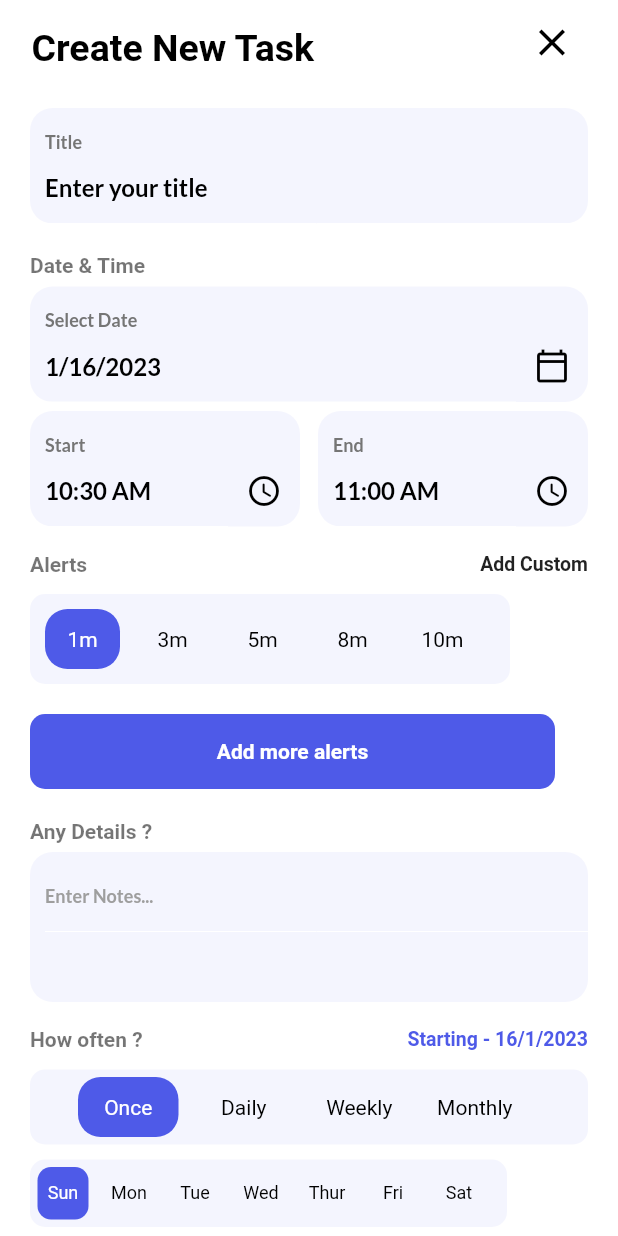
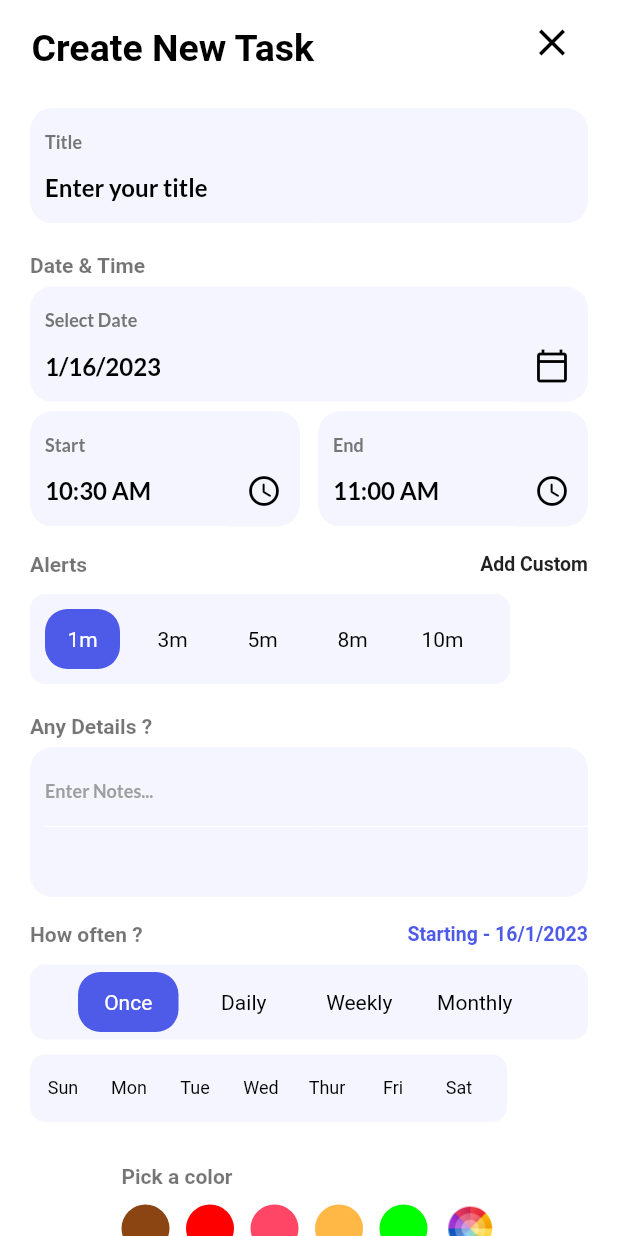
Before and after one commit to sooraj671/scheduler, a Flutter app: the screen it shows after launch, after a tap on an icon or button, on a phone screen of 412 x 824 dp. Run offline on Flutter 3.47's test engine with Material 2 defaults, Android fonts, the phone set to English and light mode, and no system bars; our stand-ins replace date_picker_timeline, datetime_picker_formfield_new, flutter_colorpicker, flutter_local_notifications, flutter_staggered_animations, get and 4 more; missing offline and left inert: flutter_color_picker_wheel; accounts and stored records are empty.

Commit message:
last commits

```diff
--- a/lib/ui/add_task_bar.dart
+++ b/lib/ui/add_task_bar.dart
@@ -17,6 +17,10 @@ import 'package:scheduler/ui/notification_handler.dart';
 
 late int alertbefore;
 DateTime dateselected = DateTime.now();
+late Color selectedCol;
+Color addtaskcol = primaryClr;
+int selectedcolIndex = -1;
+int customcolor = 0;
 
 class AddTaskPage extends StatefulWidget {
   const AddTaskPage({Key? key}) : super(key: key);
@@ -215,11 +219,11 @@ class _AddTaskPageState extends State<AddTaskPage> {
                   ),
                   child: alerttimeselect(),
                 ),
-                MyButton(
-                    height: 50,
-                    width: 350,
-                    label: "Add more alerts",
-                    onTap: () => _validateDate()),
+                // MyButton(
+                //     height: 50,
+                //     width: 350,
+                //     label: "Add more alerts",
+                //     onTap: () => _validateDate()),
                 const SizedBox(
                   height: 20,
                 ),
@@ -286,7 +290,7 @@ class _AddTaskPageState extends State<AddTaskPage> {
                   mainAxisAlignment: MainAxisAlignment.center,
                   crossAxisAlignment: CrossAxisAlignment.center,
                   children: [
-                    _colorPallete(),
+                    colorPallete(),
                   ],
                 ),
                 MyButton(
@@ -342,61 +346,6 @@ class _AddTaskPageState extends State<AddTaskPage> {
       isCompleted: 0,
     ));
     print("My id is " + "$value");
-  }
-
-  _colorPallete() {
-    return Column(
-      crossAxisAlignment: CrossAxisAlignment.start,
-      children: [
-        const SizedBox(
-          height: 20,
-        ),
-        const Text(
-          "Pick a color",
-          style: TextStyle(
-            fontWeight: FontWeight.bold,
-            color: Colors.black54,
-          ),
-        ),
-        const SizedBox(
-          height: 5.0,
-        ),
-        Row(
-          children: [
-            const colorRow(),
-            InkWell(
-              onTap: (() {
-                showDialog(
-                    context: context,
-                    builder: (BuildContext) {
-                      return WheelColorPicker(
-                        onSelect: (Color newColor) {
-                          setState(() {
-                            // color = newColor;
-                          });
-                        },
-                        behaviour: ButtonBehaviour.clickToOpen,
-                        animationConfig: fanLikeAnimationConfig,
-                        colorList: simpleColors,
-                        buttonSize: 30,
-                        pieceHeight: 20,
-                        innerRadius: 20,
-                        defaultColor: Colors.red,
-                      );
-                    });
-              }),
-              child: Container(
-                height: 35,
-                width: 35,
-                child: const Image(
-                  image: AssetImage("assets/coloricon.png"),
-                ),
-              ),
-            )
-          ],
-        ),
-      ],
-    );
   }
 
   _appBar(BuildContext context) {
@@ -717,28 +666,49 @@ List<String> weekList = [
 ];
 
 class _weelSelectState extends State<weelSelect> {
-  List<int> selectedIndex = [0];
+  List<int> selectedIndex = [];
 
   @override
   Widget build(BuildContext context) {
     return Wrap(
       children: List.generate(7, (index) {
         return InkWell(
+          child: Container(
+            margin: const EdgeInsets.only(right: 10),
+            child: selectedIndex.contains(index)
+                ? InkWell(
+                    onTap: () {
+                      setState(() {
+                        selectedIndex.remove(index);
+                      });
+                    },
+                    child: SmallAppButton(
+                      color: selectedIndex.contains(index)
+                          ? Colors.white
+                          : Colors.black,
+                      backgroundColor: selectedIndex.contains(index)
+                          ? primaryClr
+                          : Colors.transparent,
+                      size: 34,
+                      text: weekList[index],
+                    ),
+                  )
+                : InkWell(
                     onTap: () {
                       setState(() {
                         selectedIndex.add(index);
                       });
                     },
-          child: Container(
-            margin: const EdgeInsets.only(right: 10),
                     child: SmallAppButton(
-              color:
-                  selectedIndex.contains(index) ? Colors.white : Colors.black,
+                      color: selectedIndex.contains(index)
+                          ? Colors.white
+                          : Colors.black,
                       backgroundColor: selectedIndex.contains(index)
                           ? primaryClr
                           : Colors.transparent,
                       size: 34,
                       text: weekList[index],
+                    ),
                   ),
           ),
         );
@@ -760,25 +730,24 @@ List<Color> colorList = [
   pinkClr,
   yellowClr,
   greenClr,
-  redClr
 ];
 
 class _colorRowState extends State<colorRow> {
-  int selectedIndex = 0;
-
   @override
   Widget build(BuildContext context) {
     return Wrap(
-      children: List.generate(6, (index) {
+      children: List.generate(5, (index) {
         return InkWell(
           onTap: () {
             setState(() {
-              selectedIndex = index;
+              selectedcolIndex = index;
+              customcolor = 0;
+              addtaskcol = colorList[selectedcolIndex];
             });
           },
           child: Container(
             margin: const EdgeInsets.only(right: 10),
-            child: selectedIndex == index
+            child: selectedcolIndex == index
                 ? UnColorButton(
                     color: colorList[index], backgroundColor: primaryClr)
                 : ColorButton(color: colorList[index]),
@@ -788,3 +757,121 @@ class _colorRowState extends State<colorRow> {
     );
   }
 }
+
+class colorPallete extends StatefulWidget {
+  const colorPallete({super.key});
+
+  @override
+  State<colorPallete> createState() => _colorPalleteState();
+}
+
+class _colorPalleteState extends State<colorPallete> {
+  @override
+  Widget build(BuildContext context) {
+    return Column(
+      crossAxisAlignment: CrossAxisAlignment.start,
+      children: [
+        const SizedBox(
+          height: 20,
+        ),
+        const Text(
+          "Pick a color",
+          style: TextStyle(
+            fontWeight: FontWeight.bold,
+            color: Colors.black54,
+          ),
+        ),
+        const SizedBox(
+          height: 5.0,
+        ),
+        Row(
+          children: [
+            colorRow(),
+            customcolor == 1
+                ? Container(
+                    height: 40,
+                    width: 60,
+                    decoration: BoxDecoration(
+                      borderRadius: BorderRadius.circular(30),
+                      color: primaryClr,
+                    ),
+                    child: Row(
+                      children: [
+                        const SizedBox(
+                          width: 6,
+                        ),
+                        InkWell(
+                          onTap: () => showDialog(
+                              context: context,
+                              builder: (BuildContext) {
+                                return WheelColorPicker(
+                                  onSelect: (Color newColor) {
+                                    setState(() {
+                                      customcolor = 1;
+                                      selectedCol = newColor;
+                                      addtaskcol = newColor;
+                                    });
+                                  },
+                                  behaviour: ButtonBehaviour.clickToOpen,
+                                  animationConfig: fanLikeAnimationConfig,
+                                  colorList: simpleColors,
+                                  buttonSize: 30,
+                                  pieceHeight: 20,
+                                  innerRadius: 20,
+                                  defaultColor: Colors.red,
+                                );
+                              }),
+                          child: Padding(
+                              padding: const EdgeInsets.only(
+                                  top: 6, left: 1.5, right: 3, bottom: 6),
+                              child: CircleAvatar(
+                                radius: 12,
+                                backgroundColor: selectedCol,
+                              )),
+                        ),
+                        const Icon(
+                          Icons.done,
+                          size: 18,
+                          color: Colors.white,
+                        ),
+                      ],
+                    ),
+                  )
+                : InkWell(
+                    onTap: (() {
+                      selectedcolIndex = -1;
+                      showDialog(
+                          context: context,
+                          builder: (BuildContext) {
+                            return WheelColorPicker(
+                              onSelect: (Color newColor) {
+                                setState(() {
+                                  customcolor = 1;
+                                  selectedCol = newColor;
+                                  addtaskcol = newColor;
+                                });
+                              },
+                              behaviour: ButtonBehaviour.clickToOpen,
+                              animationConfig: fanLikeAnimationConfig,
+                              colorList: simpleColors,
+                              buttonSize: 30,
+                              pieceHeight: 20,
+                              innerRadius: 20,
+                              defaultColor: Colors.red,
+                            );
+                          });
+                    }),
+                    child: Container(
+                      height: 35,
+                      width: 35,
+                      child: const Image(
+                        image: AssetImage("assets/coloricon.png"),
+                      ),
+                    ),
+                  )
+          ],
+        ),
+      ],
+    );
+  }
+}
--- a/lib/ui/home_page.dart
+++ b/lib/ui/home_page.dart
@@ -177,7 +177,7 @@ class _HomePageState extends State<HomePage> {
                             size: 35,
                           ),
                           Text(
-                            "Copleted",
+                            "Completed",
                             style: TextStyle(
                               fontWeight: FontWeight.bold,
                               color: primaryClr,
```
Lines whose indentation alone changed are shown as unchanged.
